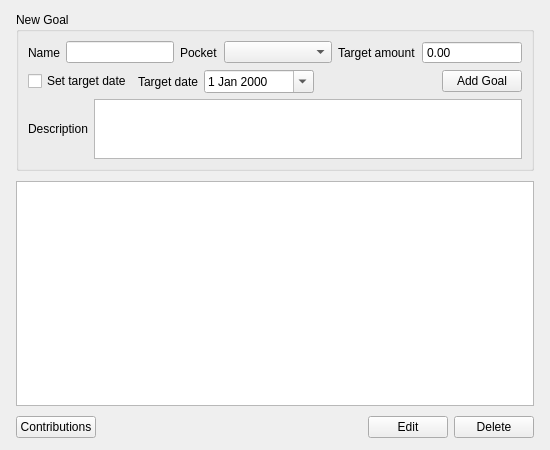
Qt form ui/goals_widget.ui (fishija/fcontrol-personal-finance) before a commit.
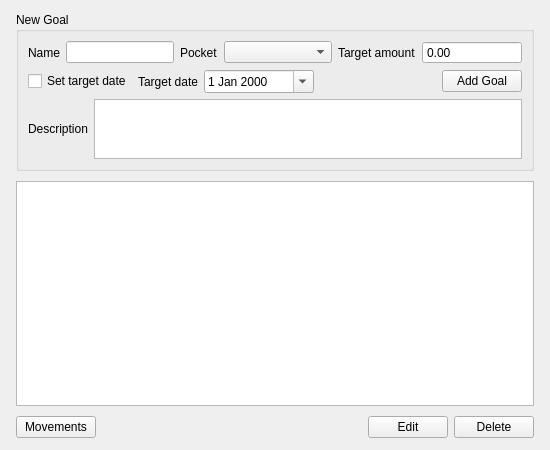
The same form after that commit.

Commit message: Convert from Goal Contributions to Movements and allow withdrawals from goal

```diff
--- a/ui/goals_widget.ui
+++ b/ui/goals_widget.ui
@@ -201,7 +201,7 @@
      <item>
       <widget class="QPushButton" name="contributionsButton">
        <property name="text">
-        <string>Contributions</string>
+        <string>Movements</string>
        </property>
       </widget>
      </item>
```
The commit also changes 10 other files.
